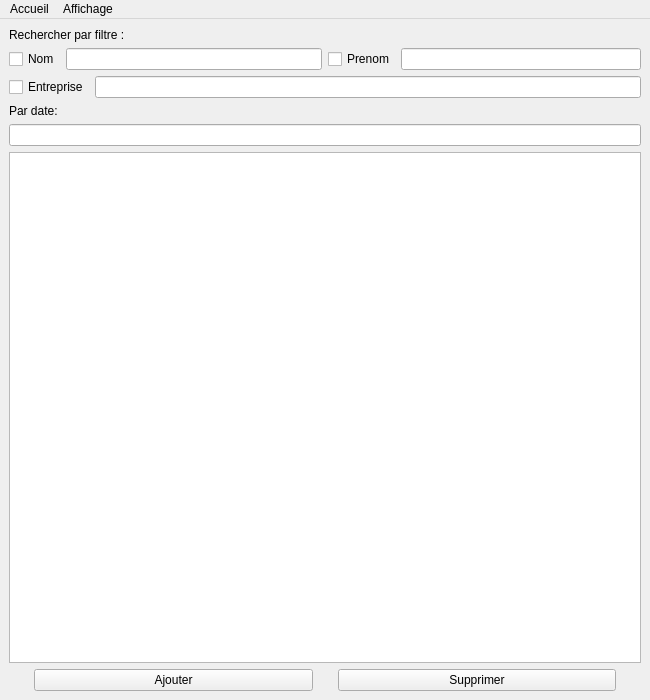
First picture: the form in interfaces/Accueil.ui, repository Gibus21250/CDAA, before the edit.
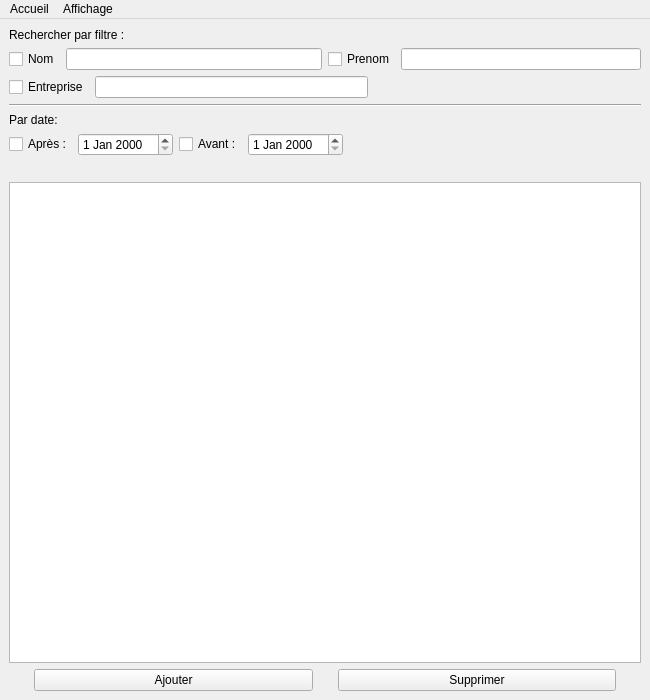
Second picture: the form after the edit.

Patch:
```diff
--- a/interfaces/Accueil.ui
+++ b/interfaces/Accueil.ui
@@ -74,26 +74,107 @@
         <item>
          <widget class="QLineEdit" name="lineEdit_3"/>
         </item>
+        <item>
+         <spacer name="horizontalSpacer">
+          <property name="orientation">
+           <enum>Qt::Horizontal</enum>
+          </property>
+          <property name="sizeHint" stdset="0">
+           <size>
+            <width>40</width>
+            <height>20</height>
+           </size>
+          </property>
+         </spacer>
+        </item>
        </layout>
       </item>
      </layout>
     </item>
+    <item>
+     <widget class="Line" name="line">
+      <property name="orientation">
+       <enum>Qt::Horizontal</enum>
+      </property>
+     </widget>
+    </item>
     <item>
      <widget class="QLabel" name="labelDate">
       <property name="text">
        <string>Par date:</string>
       </property>
+      <property name="alignment">
+       <set>Qt::AlignLeading|Qt::AlignLeft|Qt::AlignVCenter</set>
+      </property>
      </widget>
     </item>
     <item>
      <layout class="QHBoxLayout" name="layout_date_apres">
       <item>
-       <widget class="QLineEdit" name="lineEdit_4"/>
+       <layout class="QHBoxLayout" name="layout_apres">
+        <item>
+         <widget class="QCheckBox" name="checkBox_4">
+          <property name="text">
+           <string>Après :</string>
+          </property>
+         </widget>
+        </item>
+        <item>
+         <widget class="QDateEdit" name="dateEdit"/>
+        </item>
+       </layout>
+      </item>
+      <item>
+       <layout class="QHBoxLayout" name="layout_avant">
+        <item>
+         <widget class="QCheckBox" name="checkBox_5">
+          <property name="text">
+           <string>Avant :</string>
+          </property>
+         </widget>
+        </item>
+        <item>
+         <widget class="QDateEdit" name="dateEdit_2"/>
+        </item>
+        <item>
+         <spacer name="horizontalSpacer_2">
+          <property name="orientation">
+           <enum>Qt::Horizontal</enum>
+          </property>
+          <property name="sizeHint" stdset="0">
+           <size>
+            <width>40</width>
+            <height>20</height>
+           </size>
+          </property>
+         </spacer>
+        </item>
+       </layout>
       </item>
      </layout>
     </item>
     <item>
-     <widget class="QListWidget" name="lw_Contact"/>
+     <spacer name="horizontalSpacer_3">
+      <property name="orientation">
+       <enum>Qt::Horizontal</enum>
+      </property>
+      <property name="sizeHint" stdset="0">
+       <size>
+        <width>40</width>
+        <height>20</height>
+       </size>
+      </property>
+     </spacer>
+    </item>
+    <item>
+     <widget class="QListWidget" name="lw_Contact">
+      <property name="tabKeyNavigation">
+       <bool>true</bool>
+      </property>
+      <property name="showDropIndicator" stdset="0">
+       <bool>false</bool>
+      </property>
+     </widget>
     </item>
     <item>
      <layout class="QHBoxLayout" name="horizontalLayout_2">
```
Left out of the diff: 14 changed lines with no effect on the pictures.
